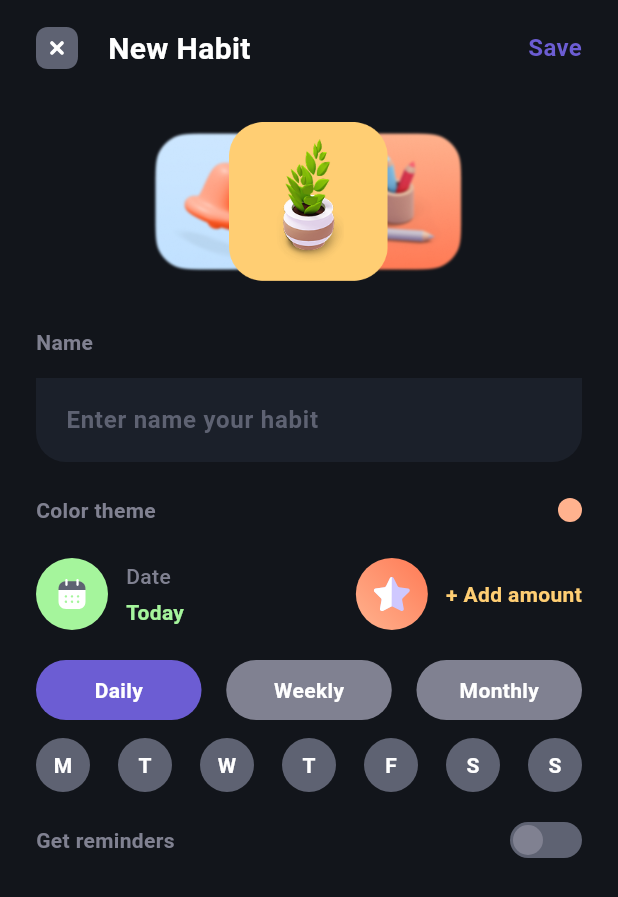
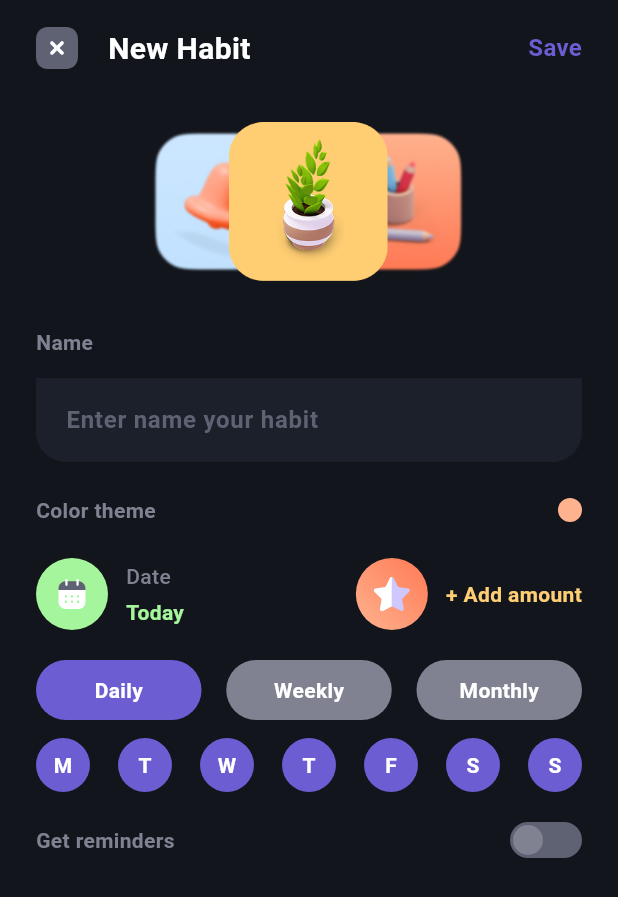
Before and after one commit to PSHEYH/hadeet, a Flutter app: the HabitCreationScreen screen opened by its route, after a tap on the "add" icon, after a tap on "Daily", on a phone screen of 412 x 824 dp. Shown: the top 897 px of the screen. Run offline on Flutter 3.47's test engine with Material 3 defaults, Android fonts, the light colour scheme and no system bars; drawn by our look-alikes of bounce; our stand-ins replace equatable, flutter_bloc, flutter_dotenv, flutter_svg, get_storage, go_router and 4 more; accounts and stored records are empty; generated files the repository leaves out were written again; Roboto replaces fonts that are missing (SF UI Display).

Commit message:
Some fixes.

```diff
--- a/lib/bloc/habit_creation/habit_creation_cubit.dart
+++ b/lib/bloc/habit_creation/habit_creation_cubit.dart
@@ -1,7 +1,10 @@
 import 'package:equatable/equatable.dart';
 import 'package:flutter/cupertino.dart';
 import 'package:flutter_bloc/flutter_bloc.dart';
+import 'package:hadeet/models/today/habit_entity.dart';
 import 'package:hadeet/models/today/repeat_type.dart';
+import 'package:hadeet/models/today/task_status_view.dart';
+import 'package:hadeet/repositories/habit_repository.dart';
 import 'package:json_annotation/json_annotation.dart';
 
 part 'habit_creation_cubit.g.dart';
@@ -26,6 +29,7 @@ class HabitCreationCubit extends Cubit<HabitCreationState> {
   ];
 
   TextEditingController textEditingController = TextEditingController();
+  final HabitRepository _habitRepository = HabitRepository.instance;
 
   HabitCreationCubit()
       : super(HabitCreationState(
@@ -48,11 +52,19 @@ class HabitCreationCubit extends Cubit<HabitCreationState> {
   }
 
   changeRepeatType(RepeatType type) {
-    emit(state.copyWith(repeatType: type));
+    if(type == RepeatType.daily){
+      emit(state.copyWith(repeatType: type, repeatWeekDays: [1,2,3,4,5,6,7]));
+    } else if (type == RepeatType.weekly && state.repeatType != RepeatType.weekly){
+      emit(state.copyWith(repeatType: type, repeatWeekDays: [1]));
+    } else if (type == RepeatType.monthly){
+      emit(state.copyWith(repeatType: type, repeatWeekDays: null));
+    } else {
+      emit(state.copyWith(repeatType: type, repeatWeekDays: state.repeatWeekDays));
+    }
   }
 
   selectDay(DateTime date) {
-    emit(state.copyWith(currentDate: date));
+    emit(state.copyWith(currentDate: date, repeatType: RepeatType.monthly));
   }
 
   void toggleGetReminders(bool value){
@@ -89,4 +101,8 @@ class HabitCreationCubit extends Cubit<HabitCreationState> {
   void onReminderTap(){
 
   }
+
+  void saveHabit(){
+    _habitRepository.saveHabit(HabitEntity(title: textEditingController.text, color: state.chosenColor, count: state.amount, currentCount: 0, repeatDays: state.repeatWeekDays, category: 'Detox', repeatType: state.repeatType, endDate: state.currentDate ?? DateTime.now(), status: TasksStatusView.inProgress));
+  }
 }
--- a/lib/ui/habit_creation/components/habit_creation_body.dart
+++ b/lib/ui/habit_creation/components/habit_creation_body.dart
@@ -7,6 +7,7 @@ import 'package:flutter_svg/flutter_svg.dart';
 import 'package:hadeet/bloc/habit_creation/habit_creation_cubit.dart';
 import 'package:hadeet/models/today/repeat_type.dart';
 import 'package:hadeet/ui/habit_creation/components/habit_available_colors_list.dart';
+import 'package:hadeet/ui/habit_creation/components/habit_calendar_dialog.dart';
 import 'package:hadeet/ui/habit_creation/components/habit_reminder_switcher.dart';
 import 'package:hadeet/ui/habit_creation/components/repeat_type_button.dart';
 import 'package:hadeet/ui/habit_creation/components/row_reminder_time.dart';
@@ -15,6 +16,7 @@ import 'package:hadeet/uikit/assets/icons.dart';
 import 'package:hadeet/uikit/assets/images.dart';
 import 'package:hadeet/uikit/themes/_app_colors.dart';
 import 'package:hadeet/uikit/themes/_theme.dart';
+import 'package:intl/intl.dart';
 
 class HabitCreationBody extends StatelessWidget {
   const HabitCreationBody({super.key});
@@ -57,6 +59,8 @@ class HabitCreationBody extends StatelessWidget {
                   Bounce(
                       onTap: () {
                         HapticFeedback.lightImpact();
+                        cubit.saveHabit();
+                        ///context.push();
                       },
                       child: Text(
                         'Save',
@@ -131,7 +135,7 @@ class HabitCreationBody extends StatelessWidget {
                       ),
                     ),
                     AnimatedCrossFade(
-                        firstChild: const SizedBox(),
+                        firstChild: Container(),
                         secondChild: Padding(
                           padding: const EdgeInsets.only(top: 12),
                           child: HabitAvailableColorsList(
@@ -151,7 +155,16 @@ class HabitCreationBody extends StatelessWidget {
                         mainAxisAlignment: MainAxisAlignment.spaceBetween,
                         children: [
                           Bounce(
-                            onTap: () {},
+                            onTap: () {
+                              showDialog(
+                                  context: context,
+                                  builder: (ctx) {
+                                    return BlocProvider.value(
+                                      value: context.read<HabitCreationCubit>(),
+                                      child: HabitCalendarDialog(),
+                                    );
+                                  });
+                            },
                             child: Row(
                               mainAxisSize: MainAxisSize.min,
                               children: [
@@ -175,10 +188,20 @@ class HabitCreationBody extends StatelessWidget {
                                 Column(
                                   crossAxisAlignment: CrossAxisAlignment.start,
                                   children: [
-                                    if(state.repeatType == RepeatType.daily || state.currentDate != null)
-                                      Text('Date', style: CustomTheme.of(context).typography.body14Medium.copyWith(color: CustomTheme.of(context).colors.neutral3)),
+                                    if (state.repeatType == RepeatType.daily ||
+                                        state.currentDate != null)
+                                      Text('Date',
+                                          style: CustomTheme.of(context)
+                                              .typography
+                                              .body14Medium
+                                              .copyWith(
+                                                  color: CustomTheme.of(context)
+                                                      .colors
+                                                      .neutral3)),
                                     Text(
-                                      state.repeatType == RepeatType.daily || state.currentDate != null ? 'Today' : '+ Add date',
+                                      state.repeatType == RepeatType.daily || state.repeatType == RepeatType.weekly
+                                          ? 'Today' : state.currentDate != null ? DateFormat('d MMM yyyy').format(state.currentDate!)
+                                          : '+ Add date',
                                       style: CustomTheme.of(context)
                                           .typography
                                           .body14Semibold
@@ -264,32 +287,93 @@ class HabitCreationBody extends StatelessWidget {
                         )
                       ],
                     ),
-                    Padding(
+                    AnimatedCrossFade(
+                        firstChild: Container(),
+                        secondChild: Padding(
                           padding: const EdgeInsets.only(top: 12),
                           child: Row(
                             mainAxisAlignment: MainAxisAlignment.spaceBetween,
                             children: [
-                          ...cubit.daysOfWeek.asMap().entries.map((e) => GestureDetector(
-                            onTap: (){
-                              cubit.onSelectWeekDay(e.key);
+                              ...cubit.daysOfWeek
+                                  .asMap()
+                                  .entries
+                                  .map((e) => GestureDetector(
+                                        onTap: () {
+                                          cubit.onSelectWeekDay(e.key + 1);
                                         },
                                         child: Container(
                                           width: 36,
                                           height: 36,
-                              decoration: BoxDecoration(color: state.repeatWeekDays.contains(e.key) ? CustomTheme.of(context).colors.primary1 : CustomTheme.of(context).colors.neutral2, shape: BoxShape.circle),
+                                          decoration: BoxDecoration(
+                                              color: state.repeatWeekDays
+                                                      .contains(e.key + 1)
+                                                  ? CustomTheme.of(context)
+                                                      .colors
+                                                      .primary1
+                                                  : CustomTheme.of(context)
+                                                      .colors
+                                                      .neutral2,
+                                              shape: BoxShape.circle),
                                           child: Center(
-                                child: Text(e.value, style: CustomTheme.of(context).typography.body14Semibold.copyWith(color: CustomTheme.of(context).colors.neutral4)),
+                                            child: Text(e.value,
+                                                style: CustomTheme.of(context)
+                                                    .typography
+                                                    .body14Semibold
+                                                    .copyWith(
+                                                        color: CustomTheme.of(
+                                                                context)
+                                                            .colors
+                                                            .neutral4)),
                                           ),
                                         ),
                                       ))
                             ],
                           ),
                         ),
-                    Padding(padding: const EdgeInsets.only(top: 20), child: Row(mainAxisAlignment: MainAxisAlignment.spaceBetween ,children: [
-                      Text('Get reminders', style: CustomTheme.of(context).typography.body14Semibold.copyWith(color:CustomTheme.of(context).colors.neutral3),),
-                      HabitReminderSwitcher(value: state.isSettingReminders, inactiveThumbColor: CustomTheme.of(context).colors.neutral3, inactiveTrackColor: CustomTheme.of(context).colors.neutral2, activeColorGradient: AppColors.gradient5, activeColorThumb: AppColors.gradient1, onSwitch: cubit.toggleGetRemindersAlt)
-                    ],)),
-                    AnimatedCrossFade(firstChild:  Container(), secondChild: Column(children: [...state.reminders.map((e) => RowReminderTime(time: e, onTap: cubit.onReminderTap, onClose: cubit.onDeleteReminder)).toList()]), crossFadeState: state.isSettingReminders ? CrossFadeState.showSecond : CrossFadeState.showFirst, duration: const Duration(milliseconds: 300)),
+                        crossFadeState: state.repeatType == RepeatType.monthly
+                            ? CrossFadeState.showFirst
+                            : CrossFadeState.showSecond,
+                        duration: const Duration(milliseconds: 300)),
+                    Padding(
+                        padding: const EdgeInsets.only(top: 20),
+                        child: Row(
+                          mainAxisAlignment: MainAxisAlignment.spaceBetween,
+                          children: [
+                            Text(
+                              'Get reminders',
+                              style: CustomTheme.of(context)
+                                  .typography
+                                  .body14Semibold
+                                  .copyWith(
+                                      color: CustomTheme.of(context)
+                                          .colors
+                                          .neutral3),
+                            ),
+                            HabitReminderSwitcher(
+                                value: state.isSettingReminders,
+                                inactiveThumbColor:
+                                    CustomTheme.of(context).colors.neutral3,
+                                inactiveTrackColor:
+                                    CustomTheme.of(context).colors.neutral2,
+                                activeColorGradient: AppColors.gradient5,
+                                activeColorThumb: AppColors.gradient1,
+                                onSwitch: cubit.toggleGetRemindersAlt)
+                          ],
+                        )),
+                    AnimatedCrossFade(
+                        firstChild: Container(),
+                        secondChild: Column(children: [
+                          ...state.reminders
+                              .map((e) => RowReminderTime(
+                                  time: e,
+                                  onTap: cubit.onReminderTap,
+                                  onClose: cubit.onDeleteReminder))
+                              .toList()
+                        ]),
+                        crossFadeState: state.isSettingReminders
+                            ? CrossFadeState.showSecond
+                            : CrossFadeState.showFirst,
+                        duration: const Duration(milliseconds: 300)),
                   ],
                 );
               },
--- a/lib/uikit/assets/icons.dart
+++ b/lib/uikit/assets/icons.dart
@@ -1,22 +1,26 @@
 class AppIcons {
-  static const String message = 'assets/icons/message.svg';
-  static const String google = 'assets/icons/google.svg';
-  static const String facebook = 'assets/icons/facebook.svg';
-  static const String closeSquare = 'assets/icons/close_square.svg';
-  static const String arrowLeftSquare = 'assets/icons/arrow_left_square.svg';
-  static const String arrowRightSquare = 'assets/icons/arrow_right_square.svg';
-  static const String hide = 'assets/icons/hide.svg';
-  static const String unHide = 'assets/icons/unhide.svg';
-  static const String success = 'assets/icons/success.svg';
-  static const String fail = 'assets/icons/fail.svg';
-  static const String darkWaveVector = 'assets/icons/dark_wave_vector.svg';
-  static const String profile = 'assets/icons/profile.svg';
-  static const String stats = 'assets/icons/graph.svg';
-  static const String notifications = 'assets/icons/notification.svg';
-  static const String settings = 'assets/icons/setting.svg';
-  static const String calendar = 'assets/icons/calendar.svg';
-  static const String squareView = 'assets/icons/square_view.svg';
-  static const String listView = 'assets/icons/list_view.svg';
-  static const String star = 'assets/icons/star.svg';
-  static const String clock = 'assets/icons/clock.svg';
+  static const String _svgPath = 'assets/icons/';
+  static const String message = '${_svgPath}message.svg';
+  static const String google = '${_svgPath}google.svg';
+  static const String facebook = '${_svgPath}facebook.svg';
+  static const String closeSquare = '${_svgPath}close_square.svg';
+  static const String arrowLeftSquare = '${_svgPath}arrow_left_square.svg';
+  static const String arrowRightSquare = '${_svgPath}arrow_right_square.svg';
+  static const String hide = '${_svgPath}hide.svg';
+  static const String unHide = '${_svgPath}unhide.svg';
+  static const String success = '${_svgPath}success.svg';
+  static const String fail = '${_svgPath}fail.svg';
+  static const String darkWaveVector = '${_svgPath}dark_wave_vector.svg';
+  static const String profile = '${_svgPath}profile.svg';
+  static const String stats = '${_svgPath}graph.svg';
+  static const String notifications = '${_svgPath}notification.svg';
+  static const String settings = '${_svgPath}setting.svg';
+  static const String calendar = '${_svgPath}calendar.svg';
+  static const String squareView = '${_svgPath}square_view.svg';
+  static const String listView = '${_svgPath}list_view.svg';
+  static const String star = '${_svgPath}star.svg';
+  static const String clock = '${_svgPath}clock.svg';
+  static const String pause = '${_svgPath}pause.svg';
+  static const String edit = '${_svgPath}edit.svg';
+  static const String delete = '${_svgPath}delete.svg';
 }
```
Also changed, not shown: lib/repositories/habit_repository.dart (+8 -1 lines), lib/ui/habit/habit_screen.dart (added, +55 -0 lines), lib/ui/habit/habit_view.dart (added, +11 -0 lines), lib/ui/habit_creation/components/habit_calendar_dialog.dart (+53 -11 lines), assets/icons/delete.svg (added), assets/icons/edit.svg (added), assets/icons/pause.svg (added). Lines whose indentation alone changed are shown as unchanged.
